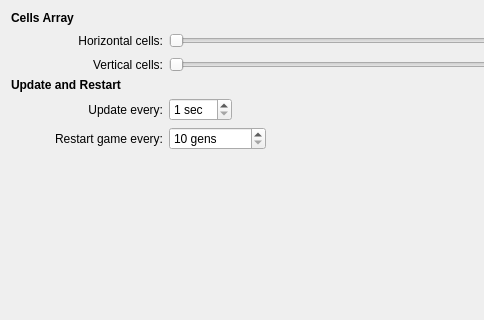
This is applets/life/lifeConfig.ui in KDE/kdeplasma-addons as Qt 5 draws it before an edit; both pictures show x 0 to 484 and y 0 to 320 of the 593 by 409 pixel window. The edited form follows.
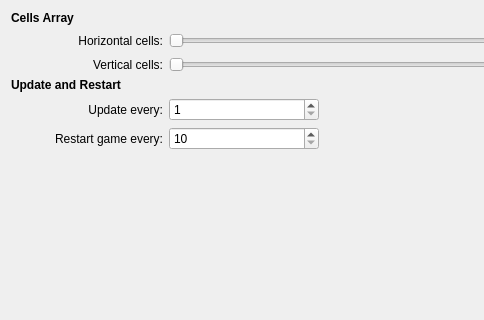
This is the edited form. Custom widgets are drawn as their Qt base class.

Commit message: i18n: Pluralize spinbox suffices.

The edit to the form file:
```diff
--- a/applets/life/lifeConfig.ui
+++ b/applets/life/lifeConfig.ui
@@ -84,8 +84,11 @@
        <verstretch>0</verstretch>
       </sizepolicy>
      </property>
-     <property name="suffix">
-      <string> sec</string>
+     <property name="minimumSize">
+      <size>
+       <width>150</width>
+       <height>0</height>
+      </size>
      </property>
      <property name="minimum">
       <number>1</number>
@@ -113,8 +116,11 @@
        <verstretch>0</verstretch>
       </sizepolicy>
      </property>
-     <property name="suffix">
-      <string> gens</string>
+     <property name="minimumSize">
+      <size>
+       <width>150</width>
+       <height>0</height>
+      </size>
      </property>
      <property name="minimum">
       <number>10</number>
```
The commit also changes 1 other file.
